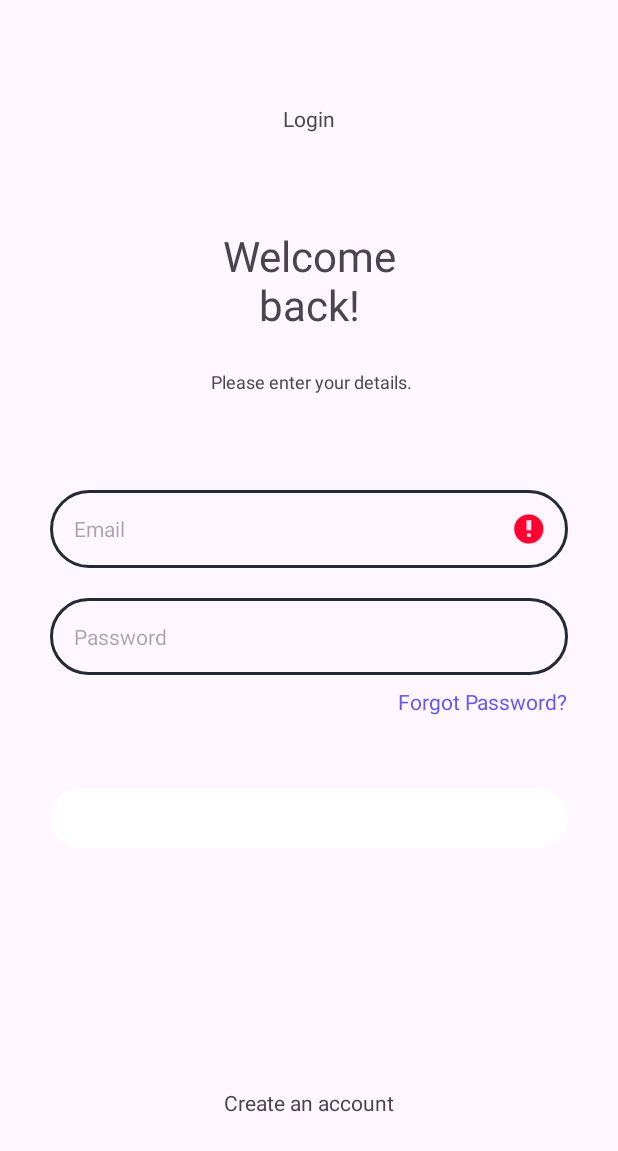
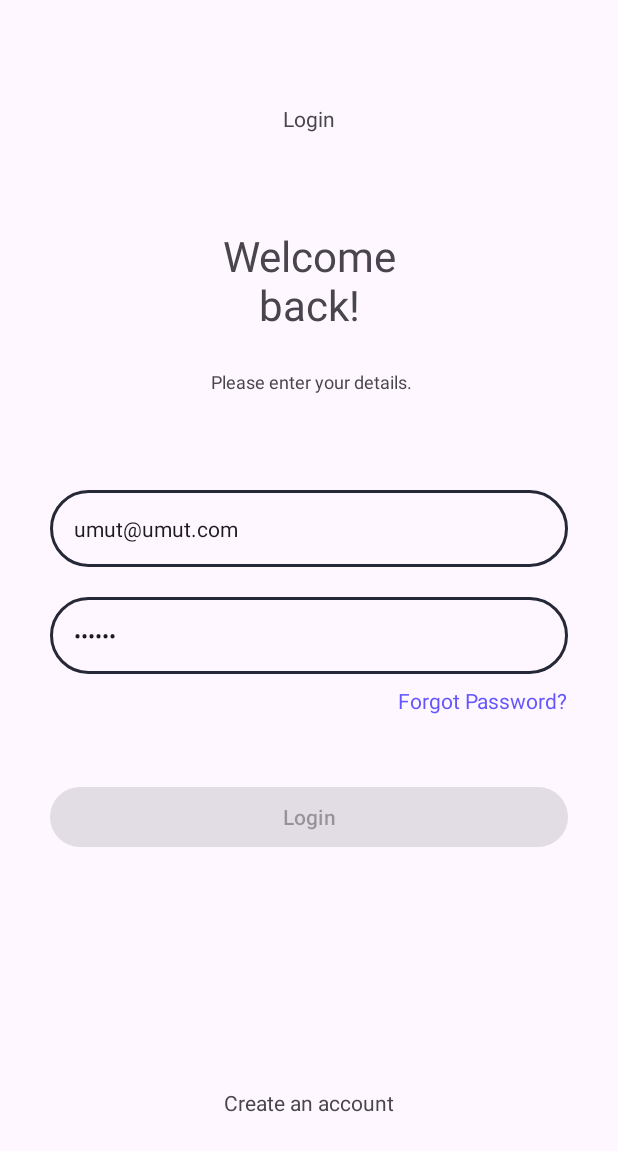
Before and after one commit to umutyener/movieApp, an Android app: the LoginFragment screen opened through its navigation route, after a tap on "Login", on a phone screen of 412 x 824 dp. Shown: the top 1151 px of the screen. Run offline under Robolectric (Android 15) with nearby library versions, the phone set to English and light mode, and no system bars; 3 statements that could not run were skipped.

Commit message:
Various bugs in Auth screens have been fixed.

```diff
--- a/app/src/main/java/com/example/movie/ui/auth/LoginFragment.kt
+++ b/app/src/main/java/com/example/movie/ui/auth/LoginFragment.kt
@@ -1,15 +1,22 @@
 package com.example.movie.ui.auth
 
 import android.os.Bundle
+import android.os.Handler
+import android.os.Looper
 import retrofit2.Call
 import android.view.View
 import androidx.navigation.fragment.findNavController
 import com.example.movie.R
 import com.example.movie.data.model.authModel.LoginResponseModel
-import com.example.movie.data.repository.RetrofitClient
+import com.example.movie.ui.onboarding.onboardingScreens.repository.RetrofitClient
 import com.example.movie.databinding.FragmentLoginBinding
 import com.example.movie.ui.base.BaseFragment
 import com.example.movie.utils.UtilFunction
+import kotlinx.coroutines.CoroutineScope
+import kotlinx.coroutines.Dispatchers
+import kotlinx.coroutines.Job
+import kotlinx.coroutines.delay
+import kotlinx.coroutines.launch
 import retrofit2.Callback
 import retrofit2.Response
 
@@ -20,16 +27,16 @@ class LoginFragment : BaseFragment<FragmentLoginBinding>(FragmentLoginBinding::i
     override fun onViewCreated(view: View, savedInstanceState: Bundle?) {
         super.onViewCreated(view, savedInstanceState)
 
-
-
-
         loginButtonClickListener()
         loginToRegisterButtonClickListener()
+
     }
 
 
     private fun loginButtonClickListener() {
-        binding.buttonLogin.setOnClickListener {
+
+      binding.buttonLogin.setOnClickListener {
+
             val email = binding.editTextTextEmailAddress.text.toString()
             val password = binding.editTextTextPassword.text.toString()
 
@@ -44,7 +51,10 @@ class LoginFragment : BaseFragment<FragmentLoginBinding>(FragmentLoginBinding::i
                 return@setOnClickListener
             }
 
-            val authApi = RetrofitClient.getAuthApi()
+
+          utilFunction.buttonProgress(binding.buttonLogin, binding.progressBar, true)
+
+          val authApi = RetrofitClient.getAuthApi()
             val call = authApi.login(email, password)
 
             call.enqueue(object : Callback<LoginResponseModel?> {
@@ -53,18 +63,23 @@ class LoginFragment : BaseFragment<FragmentLoginBinding>(FragmentLoginBinding::i
                         val authResponse = response.body()
                         if (authResponse != null) {
                             findNavController().navigate(R.id.action_loginFragment_to_homePageFragment)
-                            showSnackbar("Login successful.")
 
                         } else {
-                            showSnackbar("Incorrect username or password.")
+                            utilFunction.buttonProgress(binding.buttonLogin, binding.progressBar, false)
+                            showSnackbar("${response.body()?.error} Incorrect username or password.")
+
                         }
                     } else {
 
                         showSnackbar("${response.body()?.error}")
+                        utilFunction.buttonProgress(binding.buttonLogin, binding.progressBar, false)
+
                     }
                 }
 
                 override fun onFailure(call: Call<LoginResponseModel?>, t: Throwable) {
+                    utilFunction.buttonProgress(binding.buttonLogin, binding.progressBar, false)
+
                     showSnackbar("Network error or server access error.")
                 }
             })
--- a/app/src/main/java/com/example/movie/ui/auth/RegisterFragment.kt
+++ b/app/src/main/java/com/example/movie/ui/auth/RegisterFragment.kt
@@ -5,7 +5,7 @@ import android.view.View
 import androidx.navigation.fragment.findNavController
 import com.example.movie.R
 import com.example.movie.data.model.authModel.RegisterResponseModel
-import com.example.movie.data.repository.RetrofitClient
+import com.example.movie.ui.onboarding.onboardingScreens.repository.RetrofitClient
 import com.example.movie.databinding.FragmentRegisterBinding
 import com.example.movie.ui.base.BaseFragment
 import retrofit2.Call
--- a/app/src/main/java/com/example/movie/data/repository/RetrofitClient.kt
+++ b/app/src/main/java/com/example/movie/ui/onboarding/onboardingScreens/repository/RetrofitClient.kt
@@ -1,4 +1,4 @@
-package com.example.movie.data.repository
+package com.example.movie.ui.onboarding.onboardingScreens.repository
 
 import com.example.movie.utils.Constants
 import com.example.movie.data.network.AuthApi
--- a/app/src/main/java/com/example/movie/utils/UtilFunction.kt
+++ b/app/src/main/java/com/example/movie/utils/UtilFunction.kt
@@ -1,4 +1,8 @@
 package com.example.movie.utils
+
+import android.view.View
+import android.widget.Button
+import android.widget.ProgressBar
 
 class UtilFunction {
 
@@ -24,4 +28,27 @@ class UtilFunction {
     }
 
     //  To verify login and registration fields
+
+
+
+
+
+    //  Button and ProgressBar show/hide operations
+
+    fun buttonProgress(button: Button, progressBar: ProgressBar, isEnabled : Boolean) {
+
+        if(isEnabled){
+
+            button.isEnabled = false
+            progressBar.visibility = View.VISIBLE
+
+        }else{
+
+            button.isEnabled = true
+            progressBar.visibility =  View.GONE
+        }
+    }
+
+    //  Button and ProgressBar show/hide operations
+
 }
--- a/app/src/main/res/layout/fragment_login.xml
+++ b/app/src/main/res/layout/fragment_login.xml
@@ -62,6 +62,7 @@
         android:ems="10"
         android:hint="Password"
         android:inputType="textPassword"
+        android:text="123456"
         android:textSize="14sp"
         app:layout_constraintEnd_toEndOf="parent"
         app:layout_constraintHorizontal_bias="0.0"
@@ -79,6 +80,7 @@
         android:ems="10"
         android:hint="Email"
         android:inputType="textEmailAddress"
+        android:text="umut@umut.com"
         android:textSize="14sp"
         app:layout_constraintEnd_toEndOf="parent"
         app:layout_constraintHorizontal_bias="0.0"
@@ -120,4 +122,15 @@
         app:layout_constraintHorizontal_bias="0.5"
         app:layout_constraintStart_toStartOf="parent" />
 
+    <ProgressBar
+        android:id="@+id/progressBar"
+        style="?android:attr/progressBarStyle"
+        android:layout_width="32sp"
+        android:layout_height="32sp"
+        android:visibility="gone"
+        app:layout_constraintBottom_toBottomOf="@+id/buttonLogin"
+        app:layout_constraintEnd_toEndOf="@+id/buttonLogin"
+        app:layout_constraintStart_toStartOf="@+id/buttonLogin"
+        app:layout_constraintTop_toTopOf="@+id/buttonLogin" />
+
 </androidx.constraintlayout.widget.ConstraintLayout>
```
